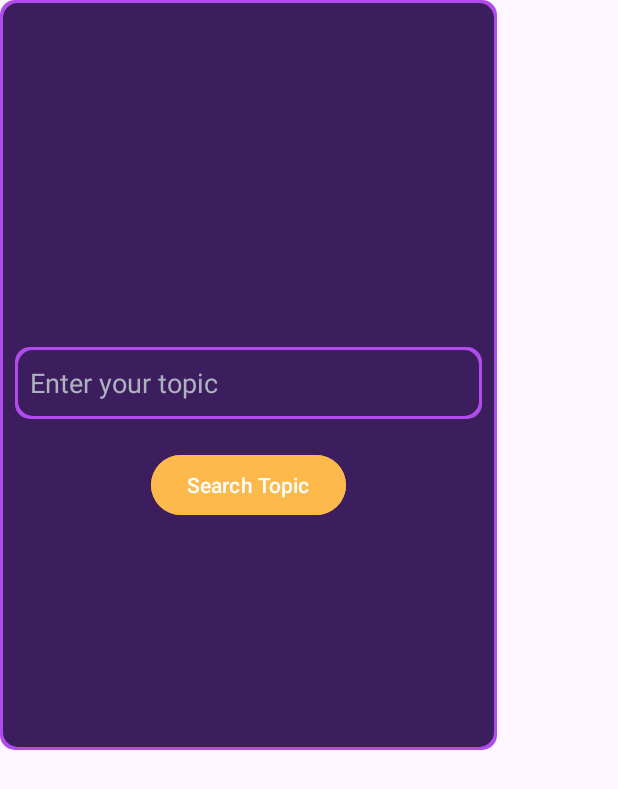
After one commit to Ritik3681/Brainbuzz-App, an Android app built with Jetpack Compose: the layout youtudelayout.xml on its own in the app's theme, with its tools: preview values and no code run, on a phone screen of 412 x 824 dp. The commit adds this screen. Shown: the top 789 px of the screen. Run offline under Robolectric (Android 15) with nearby library versions, the phone set to English and light mode, and no system bars.

Commit message:
update youtude feature

```diff
--- a/app/src/main/AndroidManifest.xml
+++ b/app/src/main/AndroidManifest.xml
@@ -2,6 +2,8 @@
 <manifest xmlns:android="http://schemas.android.com/apk/res/android"
     xmlns:tools="http://schemas.android.com/tools"
     package="com.example.aptitude">
+    <uses-permission android:name="android.pddermission.INTERNET"/>
+
 
     <application
         android:allowBackup="true"
--- a/app/src/main/java/com/example/aptitude/ChatFragment.kt
+++ b/app/src/main/java/com/example/aptitude/ChatFragment.kt
@@ -74,8 +74,8 @@ class ChatFragment : Fragment() {
                 try {
 
                     val generativeModel = GenerativeModel(
-                        modelName = "gemini-pro",
-                        apiKey = "AIzaSyD3z4jYXHVFKR2Tcx57-dwcd0UUGwbxn-E"
+                        modelName = "gemini-2.0-flash",
+                        apiKey = "AIzaSyC_1z6kwYKKaPdP2wuEXeO94Mi4JzfVnAg"
                     )
 
                     // Perform the API call
--- a/app/src/main/java/com/example/aptitude/Login.kt
+++ b/app/src/main/java/com/example/aptitude/Login.kt
@@ -32,6 +32,8 @@ class Login : Fragment() {
         savedInstanceState: Bundle?
     ): View? {
         val view = inflater.inflate(R.layout.fragment_login, container, false)
+
+
         return view
     }
 
--- a/app/src/main/java/com/example/aptitude/MainViewModel.kt
+++ b/app/src/main/java/com/example/aptitude/MainViewModel.kt
@@ -8,11 +8,12 @@ import androidx.lifecycle.viewModelScope
 import kotlinx.coroutines.launch
 //AIzaSyAgw2chLlES1i146S6l11AuOxhaFwxwgR8
 class MainViewModel : ViewModel() {
-    private val apiKey = "AIzaSyAgw2chLlES1i146S6l11AuOxhaFwxwgR8"
+    private val apiKey = "AIzaSyCyagzTXXB1tMK7YcIdJyaa_gsXfaSgc4M"
     private val repository = YouTubeRepository(apiKey)
 
     private val _videos = MutableLiveData<List<VideoDataClass>>()
     val videos: LiveData<List<VideoDataClass>> get() = _videos
+
 
     init {
         loadDefaultVideos() // Load BTech-related videos on startup
@@ -35,6 +36,7 @@ class MainViewModel : ViewModel() {
         viewModelScope.launch {
             try {
                 val result = repository.searchVideos(query)
+                Log.d("VIEWMODEL", "Fetched ${result.size} videos")
                 if (result.isNotEmpty()) {
                     _videos.postValue(result)
                 }
--- a/app/src/main/java/com/example/aptitude/YouTubeApiService.kt
+++ b/app/src/main/java/com/example/aptitude/YouTubeApiService.kt
@@ -16,6 +16,8 @@ interface YouTubeApiService {
         @Query("q") query: String,
         @Query("type") type: String = "video",
         @Query("maxResults") maxResults: Int = 10,
+
+        @Query("pageToken") pageToken: String? = null,
         @Query("key") apiKey: String
     ): YouTubeModels.YouTubeResponse
 
--- a/app/src/main/java/com/example/aptitude/YouTubeModels.kt
+++ b/app/src/main/java/com/example/aptitude/YouTubeModels.kt
@@ -2,6 +2,7 @@ package com.example.aptitude
 
 class YouTubeModels {
     data class YouTubeResponse(
+        val nextPageToken: String?,
         val items: List<VideoItem>
     )
 
--- a/app/src/main/java/com/example/aptitude/YouTubeVideoAdapter.kt
+++ b/app/src/main/java/com/example/aptitude/YouTubeVideoAdapter.kt
@@ -26,6 +26,8 @@ class YouTubeVideoAdapter(
         private val publishedDate: TextView = itemView.findViewById(R.id.publishedDate) // New field
 
         fun bind(video: VideoDataClass) {
+            Log.d("BIND_VIDEO", "Title: ${video.title}, Thumbnail: ${video.thumbnailUrl}, Channel: ${video.channelName}")
+
             Glide.with(itemView.context).load(video.thumbnailUrl).into(thumbnail)
             title.text = video.title
             channelName.text = "Channel: ${video.channelName}"
--- a/app/src/main/java/com/example/aptitude/YoutudeVedio.kt
+++ b/app/src/main/java/com/example/aptitude/YoutudeVedio.kt
@@ -19,6 +19,7 @@ class YoutudeVedio : AppCompatActivity() {
     override fun onCreate(savedInstanceState: Bundle?) {
         super.onCreate(savedInstanceState)
         setContentView(R.layout.activity_main_new)
+
 
         val recyclerView = findViewById<RecyclerView>(R.id.recyclerView)
         recyclerView.layoutManager = LinearLayoutManager(this)
--- /dev/null
+++ b/app/src/main/res/layout/youtudelayout.xml
@@ -0,0 +1,68 @@
+<?xml version="1.0" encoding="utf-8"?>
+<androidx.constraintlayout.widget.ConstraintLayout xmlns:android="http://schemas.android.com/apk/res/android"
+    xmlns:app="http://schemas.android.com/apk/res-auto"
+    android:layout_width="331dp"
+
+    android:layout_height="500dp"
+    android:background="@drawable/round_corner"
+
+
+    >
+
+
+
+
+
+    <androidx.constraintlayout.widget.ConstraintLayout
+        android:id="@+id/enterQuery"
+        android:layout_width="match_parent"
+        android:layout_marginTop="10dp"
+        android:layout_height="48dp"
+        android:background="@drawable/colour"
+        android:layout_marginHorizontal="10dp"
+        app:layout_constraintTop_toTopOf="parent"
+        app:layout_constraintStart_toStartOf="parent"
+        app:layout_constraintEnd_toEndOf="parent"
+        app:layout_constraintBottom_toBottomOf="parent"
+        >
+        <EditText
+            android:id="@+id/query"
+            android:layout_width="match_parent"
+            android:layout_height="47dp"
+            android:textColorHint="#ACB3BF"
+            android:hint="Enter your topic"
+            android:textColor="@color/white"
+            android:singleLine="true"
+            android:background="@null"
+            android:layout_marginHorizontal="10dp"
+            app:layout_constraintTop_toTopOf="parent"
+            app:layout_constraintStart_toStartOf="parent"
+            android:textSize="18dp"/>
+    </androidx.constraintlayout.widget.ConstraintLayout>
+
+
+
+
+
+
+
+
+        <Button
+            android:id="@+id/finish"
+            android:layout_width="wrap_content"
+            android:layout_height="wrap_content"
+            android:layout_marginVertical="20dp"
+            android:backgroundTint="#FDB94B"
+            android:text="Search Topic"
+
+            android:textColor="@color/white"
+            app:layout_constraintEnd_toEndOf="parent"
+            app:layout_constraintStart_toStartOf="parent"
+            app:layout_constraintTop_toBottomOf="@id/enterQuery"
+           />
+
+
+
+
+
+</androidx.constraintlayout.widget.ConstraintLayout>
```
Also changed, not shown: app/src/main/java/com/example/aptitude/QuizCategoriesFragment.kt (+41 -3 lines), app/src/main/java/com/example/aptitude/YouTubeRepository.kt (+33 -25 lines), app/src/main/res/layout/fragment_quiz_categories.xml (+67 -20 lines).
